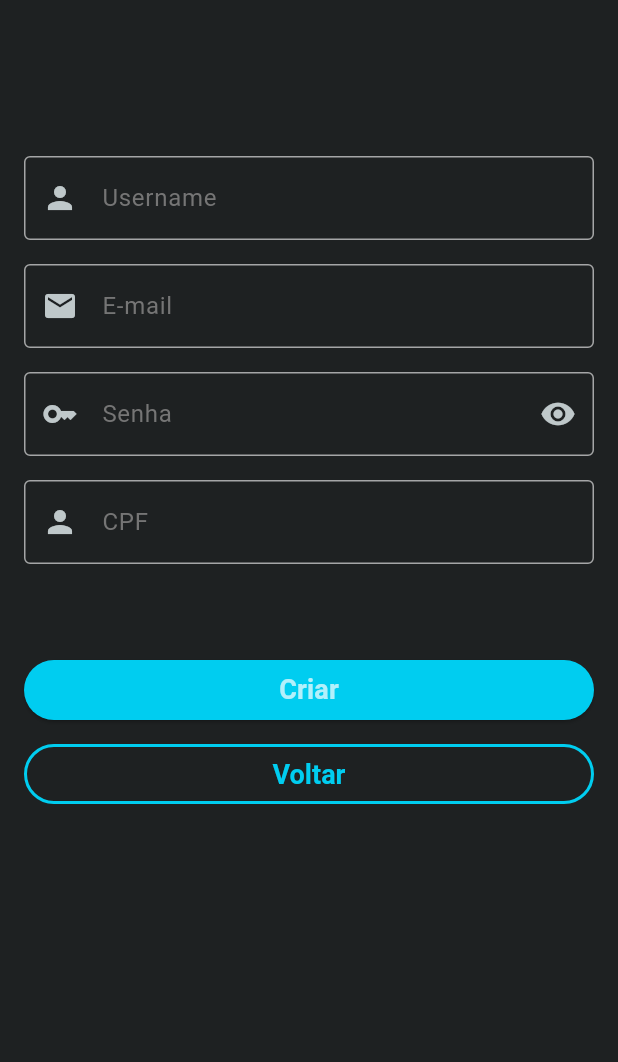
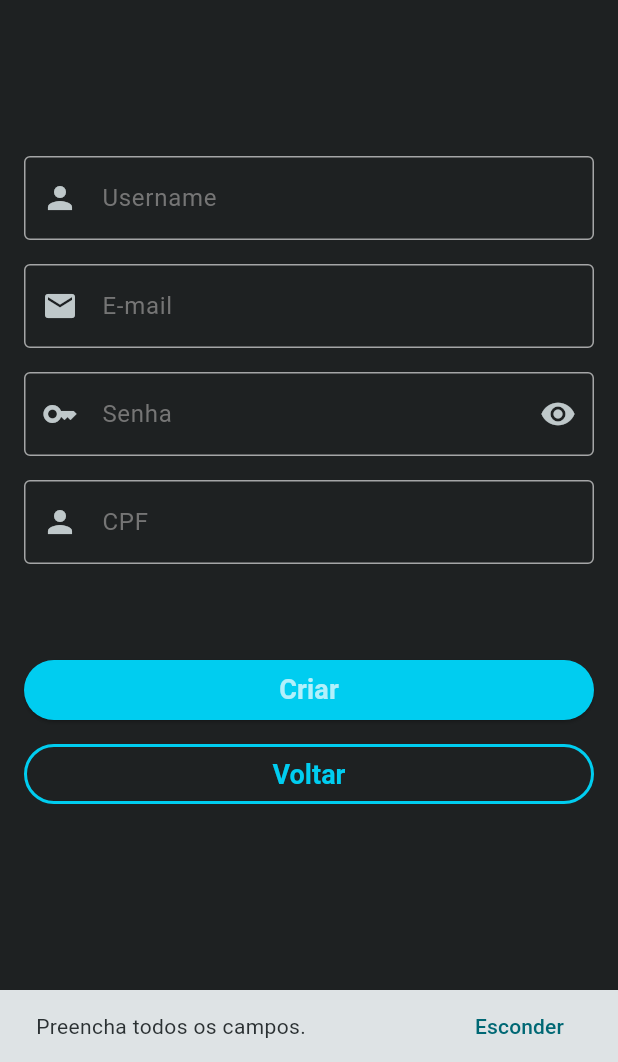
Before and after one commit to DerickPederzini/AcuraHub, a Flutter app: the RegisterPage screen opened by its route, after a tap on "Criar", on a phone screen of 412 x 824 dp, the part 174-1236 px from its top. Run offline on Flutter 3.47's test engine with Material 3 defaults, Android fonts, the phone set to English and light mode, and no system bars; our stand-ins replace flutter_secure_storage; accounts and stored records are empty.

Commit message:
add snackbar

```diff
--- a/forum_front/lib/pages/login_page.dart
+++ b/forum_front/lib/pages/login_page.dart
@@ -43,7 +43,7 @@ class _LoginFormState extends State<LoginForm> {
   String senha = "";
   bool isLoading = false;
 
-    Future<void> handleLogin(BuildContext context) async {
+  Future<void> handleLogin(BuildContext context) async {
     try {
       setState(() {
         isLoading = true;
@@ -54,6 +54,12 @@ class _LoginFormState extends State<LoginForm> {
         Navigator.pushReplacementNamed(context, "/");
       }
     } catch (e) {
+      ScaffoldMessenger.of(context).showSnackBar(
+        SnackBar(
+          content: const Text('Email ou Senha incorretos.'),
+          action: SnackBarAction(label: 'Esconder', onPressed: () {}),
+        ),
+      );
       throw Exception(e);
     } finally {
       setState(() {
@@ -61,7 +67,6 @@ class _LoginFormState extends State<LoginForm> {
       });
     }
   }
-
 
   @override
   Widget build(BuildContext context) {
--- a/forum_front/lib/pages/register_page.dart
+++ b/forum_front/lib/pages/register_page.dart
@@ -1,3 +1,5 @@
+import 'dart:math';
+
 import 'package:flutter/material.dart';
 import 'package:forum_front/components/forms/form_button_fill.dart';
 import 'package:forum_front/components/forms/form_button_outlined.dart';
@@ -51,6 +53,26 @@ class _RegisterFormState extends State<RegisterForm> {
   }
 
   Future<void> handleRegister(BuildContext context) async {
+    if (senha.isEmpty && email.isEmpty && cpf.isEmpty && username.isEmpty) {
+      ScaffoldMessenger.of(context).showSnackBar(
+        SnackBar(
+          content: const Text('Preencha todos os campos.'),
+          action: SnackBarAction(label: 'Esconder', onPressed: () {}),
+        ),
+      );
+      return;
+    }
+
+    if (senha.length < 8) {
+      ScaffoldMessenger.of(context).showSnackBar(
+        SnackBar(
+          content: const Text('Senha deve ter ao menos 8 caracteres.'),
+          action: SnackBarAction(label: 'Esconder', onPressed: () {}),
+        ),
+      );
+      return;
+    }
+
     try {
       setState(() {
         isLoading = true;
@@ -62,6 +84,13 @@ class _RegisterFormState extends State<RegisterForm> {
         Navigator.pushReplacementNamed(context, "/");
       }
     } catch (e) {
+      ScaffoldMessenger.of(context).showSnackBar(
+        SnackBar(
+          content: const Text('Cadastro inválido.'),
+          action: SnackBarAction(label: 'Esconder', onPressed: () {}),
+        ),
+      );
+
       throw Exception(e);
     } finally {
       setState(() {
```
Also changed, not shown: forum_front/pubspec.lock.
